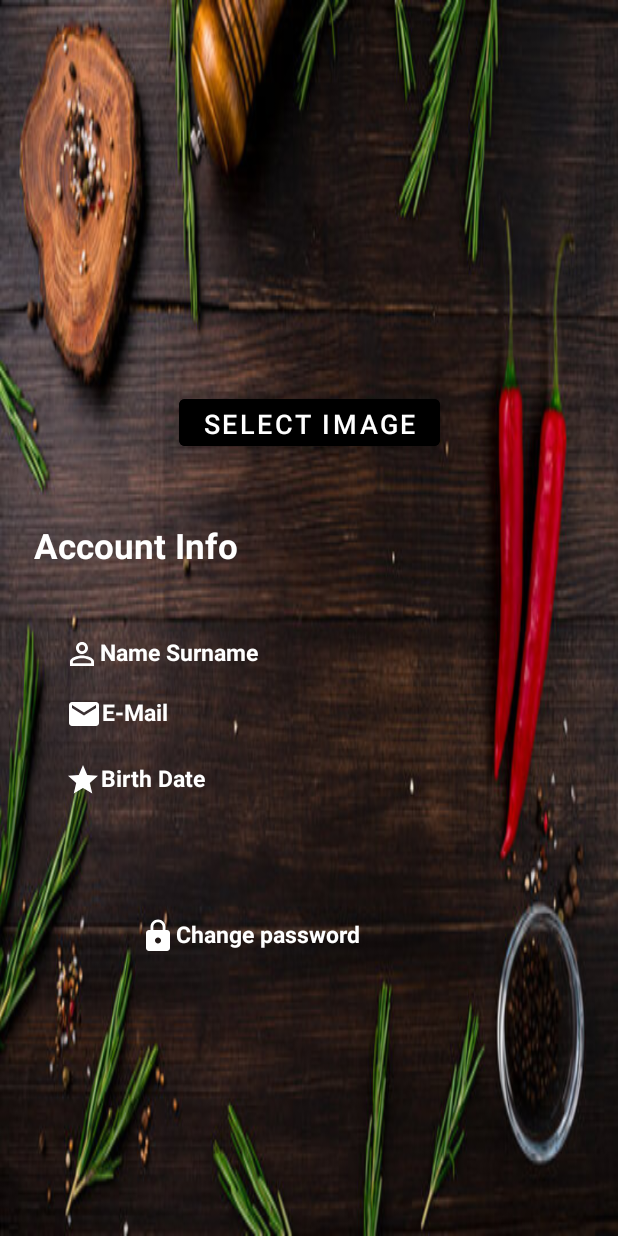
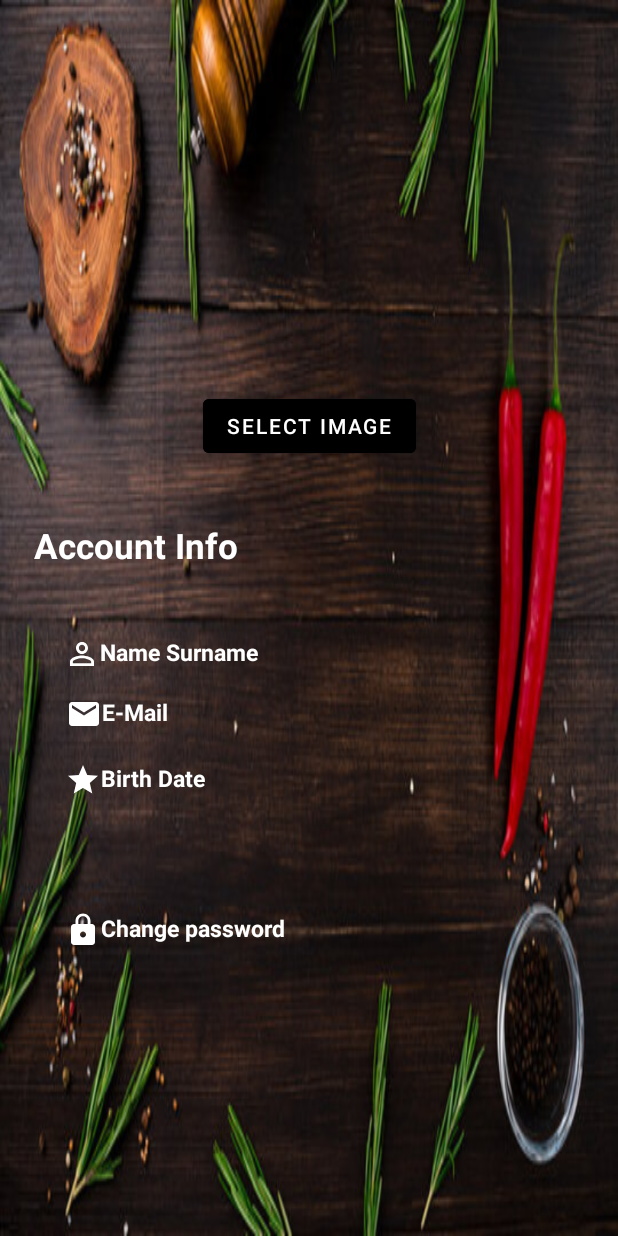
Before and after one commit to Maksimsx/Accenture-Project, an Android app: the MyAccount screen opened directly, with no data from a screen before it, after a tap on "SELECT IMAGE", on a phone screen of 412 x 824 dp. Run offline under Robolectric (Android 15) with nearby library versions, the phone set to English and light mode, and no system bars.

Commit message:
Updated my account page

```diff
--- a/app/build.gradle
+++ b/app/build.gradle
@@ -1,5 +1,6 @@
 plugins {
     id 'com.android.application'
+    id 'com.google.gms.google-services'
 }
 
 android {
@@ -32,6 +33,7 @@ dependencies {
     implementation 'androidx.appcompat:appcompat:1.3.0'
     implementation 'com.google.android.material:material:1.4.0'
     implementation 'androidx.constraintlayout:constraintlayout:2.0.4'
+    implementation 'com.google.firebase:firebase-storage:19.1.1'
     testImplementation 'junit:junit:4.13.2'
     androidTestImplementation 'androidx.test.ext:junit:1.1.3'
     androidTestImplementation 'androidx.test.espresso:espresso-core:3.4.0'
--- a/app/src/main/java/com/example/recipeapploginpage/DBHelper.java
+++ b/app/src/main/java/com/example/recipeapploginpage/DBHelper.java
@@ -21,6 +21,7 @@ public class DBHelper extends SQLiteOpenHelper {
     public static final String COL2 = "EMAIL";
     public static final String COL3 = "USERNAME";
     public static final String COL4 = "PASSWORD";
+    public static final String COL5 = "PICTURE";
 
 
     public DBHelper(Context context) {
@@ -34,7 +35,8 @@ public class DBHelper extends SQLiteOpenHelper {
                 COL1 + " INTEGER PRIMARY KEY AUTOINCREMENT," +
                 COL2 + " TEXT," +
                 COL3 + " TEXT," +
-                COL4 + " TEXT)";
+                COL4 + " TEXT," +
+                COL5 + " BLOB)";
         db.execSQL(createTable);
 
     }
@@ -79,4 +81,19 @@ public class DBHelper extends SQLiteOpenHelper {
             return false;
         }
     }
+
+    public boolean addPicture(String dbPicture){
+        SQLiteDatabase db = this.getWritableDatabase();
+        ContentValues contentValues = new ContentValues();
+        contentValues.put(COL5, dbPicture);
+
+        long result = db.insert(TABLE_NAME, null, contentValues);
+
+        if(result == -1){
+            return false;
+        }else{
+            return true;
+        }
+    }
+
 }
--- a/app/src/main/java/com/example/recipeapploginpage/MyAccount.java
+++ b/app/src/main/java/com/example/recipeapploginpage/MyAccount.java
@@ -13,6 +13,9 @@ public class MyAccount extends AppCompatActivity {
     // One Button
     Button BSelectImage;
 
+    DBHelper dbHelper;
+
+
     // One Preview Image
     ImageView IVPreviewImage;
 
@@ -25,6 +28,8 @@ public class MyAccount extends AppCompatActivity {
         super.onCreate(savedInstanceState);
         setContentView(R.layout.activity_my_account);
 
+        dbHelper = new DBHelper(this);
+
         // register the UI widgets with their appropriate IDs
         BSelectImage = findViewById(R.id.BSelectImage);
         IVPreviewImage = findViewById(R.id.IVPreviewImage);
@@ -35,6 +40,7 @@ public class MyAccount extends AppCompatActivity {
             @Override
             public void onClick(View v) {
                 imageChooser();
+                saveImage();
             }
         });
     }
@@ -73,4 +79,10 @@ public class MyAccount extends AppCompatActivity {
             }
         }
     }
+
+    private void saveImage(){
+        String path = IVPreviewImage.getContext().getPackageResourcePath();
+        dbHelper.addPicture(path);
+    }
+
 }
--- a/app/src/main/res/layout/activity_my_account.xml
+++ b/app/src/main/res/layout/activity_my_account.xml
@@ -7,30 +7,17 @@
     android:background="@drawable/loading_background"
     tools:context=".MyAccount">
 
-    <Button
-        android:id="@+id/BSelectImage"
-        android:layout_width="174dp"
-        android:layout_height="43dp"
-        android:layout_centerHorizontal="true"
-        android:layout_marginTop="260dp"
-        android:backgroundTint="@color/black"
-        android:text="SELECT IMAGE"
-        android:textColor="@android:color/white"
-        android:textSize="18sp"
-        app:layout_constraintEnd_toEndOf="parent"
-        app:layout_constraintStart_toStartOf="parent"
-        app:layout_constraintTop_toTopOf="parent" />
-
     <ImageView
         android:id="@+id/IVPreviewImage"
-        android:layout_width="wrap_content"
-        android:layout_height="wrap_content"
+        android:layout_width="150dp"
+        android:layout_height="150dp"
         android:layout_marginTop="72dp"
+        android:scaleType="fitCenter"
         app:layout_constraintEnd_toEndOf="parent"
         app:layout_constraintHorizontal_bias="0.498"
         app:layout_constraintStart_toStartOf="parent"
         app:layout_constraintTop_toTopOf="parent"
-        tools:srcCompat="@tools:sample/avatars" />
+        tools:srcCompat="@tools:sample/avatars"/>
 
     <TextView
         android:id="@+id/textView4"
@@ -94,14 +81,25 @@
         android:id="@+id/txtChangePassword"
         android:layout_width="wrap_content"
         android:layout_height="wrap_content"
-        android:layout_marginTop="612dp"
+        android:layout_marginTop="608dp"
         android:drawableLeft="@drawable/ic_baseline_lock_24"
         android:text="Change password"
         android:textColor="@color/white"
         android:textSize="15sp"
         android:textStyle="bold"
         app:layout_constraintEnd_toEndOf="parent"
-        app:layout_constraintHorizontal_bias="0.352"
+        app:layout_constraintHorizontal_bias="0.164"
+        app:layout_constraintStart_toStartOf="parent"
+        app:layout_constraintTop_toTopOf="parent" />
+
+    <Button
+        android:id="@+id/BSelectImage"
+        android:layout_width="wrap_content"
+        android:layout_height="wrap_content"
+        android:layout_marginTop="260dp"
+        android:backgroundTint="@color/black"
+        android:text="Select image"
+        app:layout_constraintEnd_toEndOf="parent"
         app:layout_constraintStart_toStartOf="parent"
         app:layout_constraintTop_toTopOf="parent" />
 
--- a/build.gradle
+++ b/build.gradle
@@ -1,4 +1,8 @@
-// Top-level build file where you can add configuration options common to all sub-projects/modules.
+buildscript {
+    dependencies {
+        classpath 'com.google.gms:google-services:4.3.13'
+    }
+}// Top-level build file where you can add configuration options common to all sub-projects/modules.
 plugins {
     id 'com.android.application' version '7.2.2' apply false
     id 'com.android.library' version '7.2.2' apply false
```
Also changed, not shown: app/src/main/AndroidManifest.xml (+6 -3 lines), app/src/main/java/com/example/recipeapploginpage/ForgotPaassword.java (added, +61 -0 lines), app/src/main/java/com/example/recipeapploginpage/MainActivity.java (+13 -0 lines), app/src/main/res/layout/activity_forgot_paassword.xml (added, +53 -0 lines).
